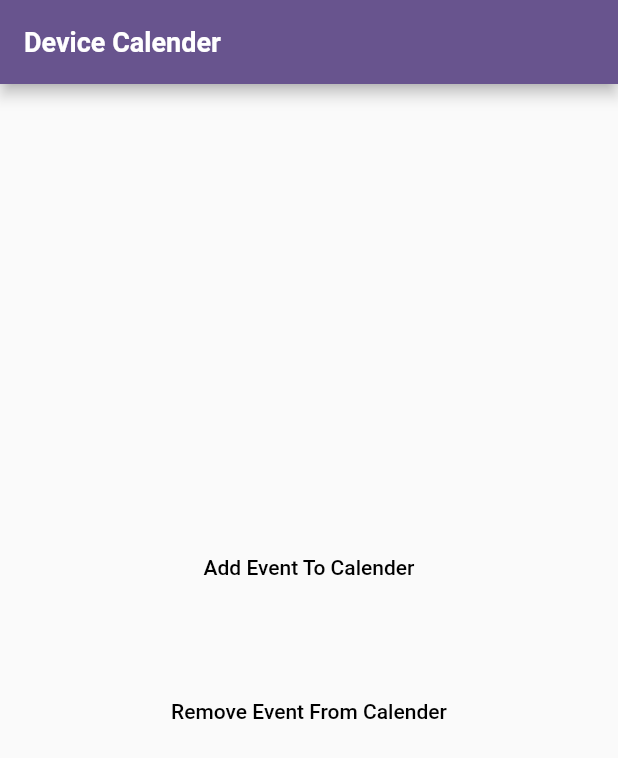
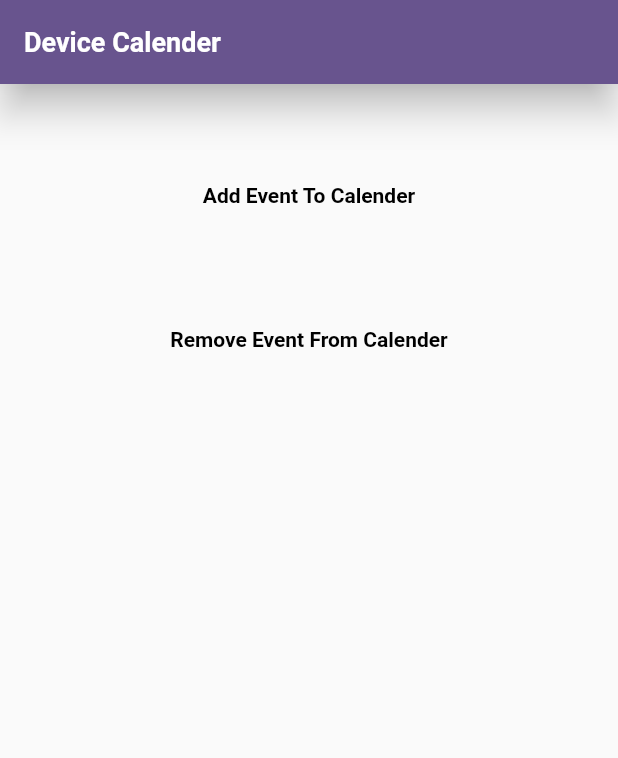
Before and after one commit to fadyZaherEng/App_Events_Device_Calender, a Flutter app: the screen it shows after launch, on a phone screen of 412 x 824 dp. Shown: the top 758 px of the screen. Run offline on Flutter 3.47's test engine with Material 2 defaults, Android fonts, the phone set to English and light mode, and no system bars; our stand-ins replace flutter_native_timezone; missing offline and left inert: device_calendar.

Commit message:
Calender Add And Remove Events Implementation

```diff
--- a/lib/home/home_screen.dart
+++ b/lib/home/home_screen.dart
@@ -32,10 +32,15 @@ class _HomeScreenState extends State<HomeScreen> {
             fontWeight: FontWeight.bold,
           ),
         ),
+        elevation: 10,
       ),
-      body: Center(
+      body: Padding(
+        padding: const EdgeInsets.all(50.0),
+        child: SizedBox(
+          width: double.infinity,
           child: Column(
-          mainAxisSize: MainAxisSize.min,
+            mainAxisAlignment: MainAxisAlignment.start,
+            crossAxisAlignment: CrossAxisAlignment.center,
             children: [
               TextButton(
                 onPressed: () {
@@ -45,6 +50,7 @@ class _HomeScreenState extends State<HomeScreen> {
                   "Add Event To Calender",
                   style: TextStyle(
                     color: Colors.black,
+                    fontWeight: FontWeight.bold,
                   ),
                 ),
               ),
@@ -66,6 +72,7 @@ class _HomeScreenState extends State<HomeScreen> {
                   "Remove Event From Calender",
                   style: TextStyle(
                     color: Colors.black,
+                    fontWeight: FontWeight.bold,
                   ),
                 ),
               ),
@@ -81,6 +88,7 @@ class _HomeScreenState extends State<HomeScreen> {
                 ),
               ),
             ],
+          ),
         ),
       ),
     );
--- a/lib/main.dart
+++ b/lib/main.dart
@@ -11,7 +11,7 @@ class MyApp extends StatelessWidget {
   @override
   Widget build(BuildContext context) {
     return MaterialApp(
-      title: "Calender",
+      title: "Device Calender",
       debugShowCheckedModeBanner: false,
       theme: ThemeData(
         colorScheme: ColorScheme.fromSeed(seedColor: Colors.deepPurple),
```
Lines whose indentation alone changed are shown as unchanged.
